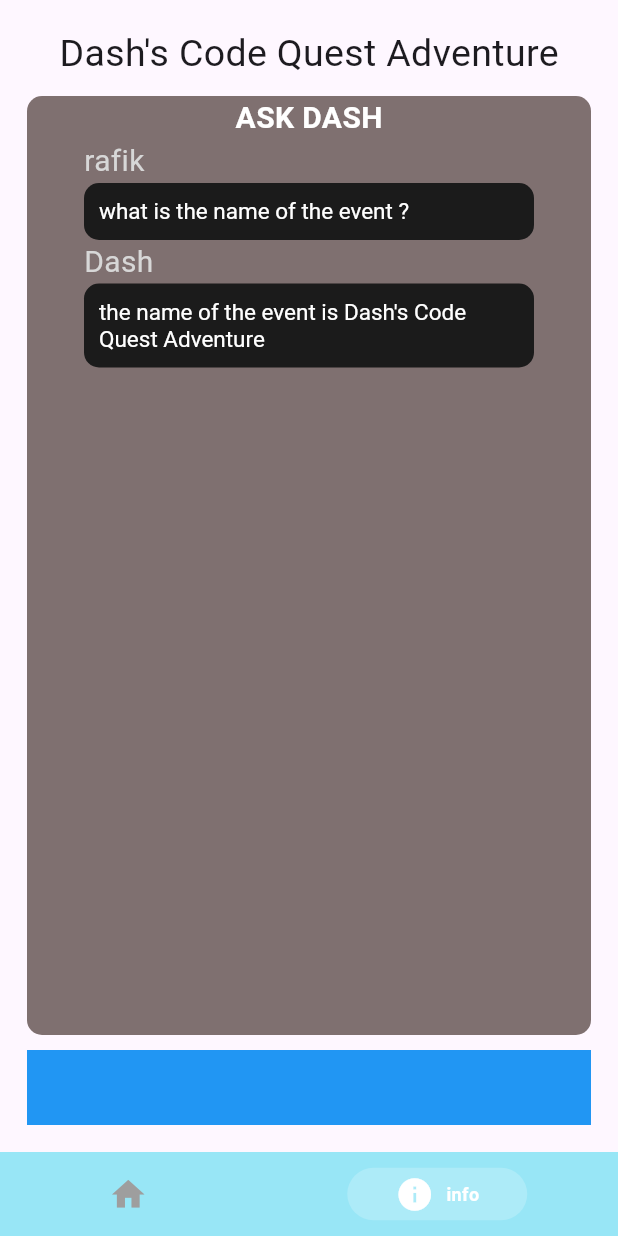
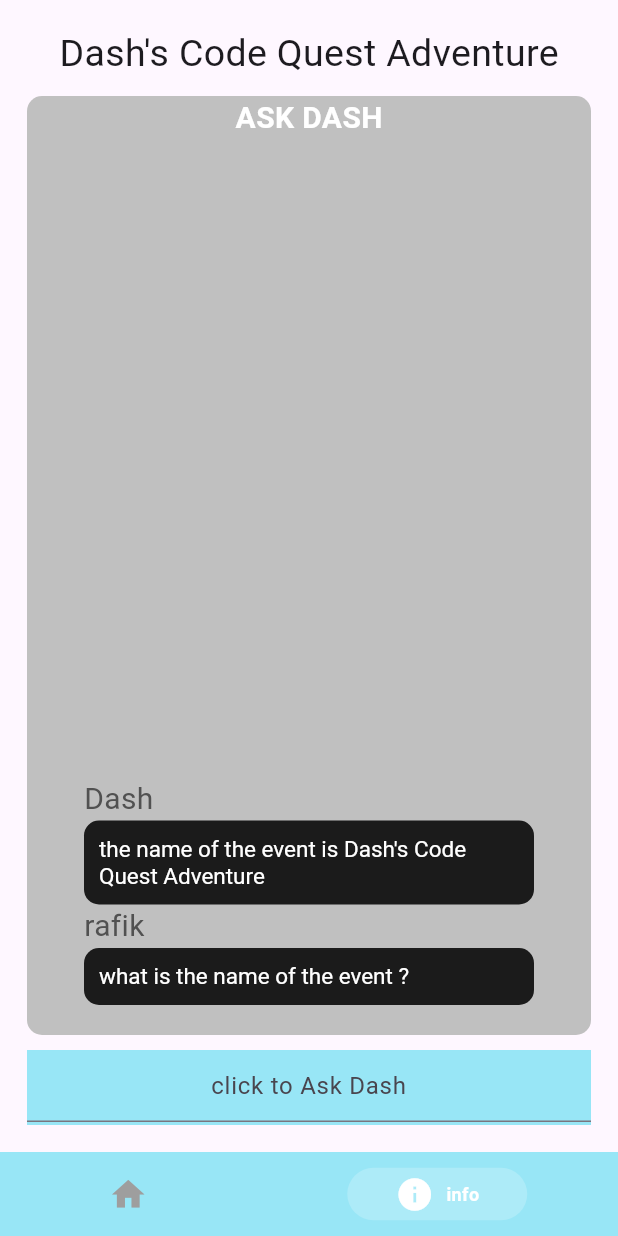
Before and after one commit to Rafik-Bendjema/dash_event, a Flutter app: the screen it shows after launch, item 2 of the bottom bar chosen, on a phone screen of 412 x 824 dp. Run offline on Flutter 3.47's test engine with Material 3 defaults, Android fonts, the phone set to English and light mode, and no system bars; drawn by our look-alikes of animated_text_kit, persistent_bottom_nav_bar; our stand-ins replace firebase_core; accounts and stored records are empty.

Commit message:
ask dash

```diff
--- /dev/null
+++ b/lib/Feutures/event/data/Json/Questions.JSON
@@ -0,0 +1,24 @@
+{
+    "Questions" : [
+        {
+            "question" : "who is dash" ,
+            "answer" : "dash is the mascot of flutter"
+        },
+        {
+            "question" : "what is the name of the event " ,
+            "answer" : "the name of the event is Dash's Code Quest Adventure"
+        },
+        {
+            "question" : "where this event going to be" ,
+            "answer" : "in flutter world behind ESI"
+        },
+        {
+            "question" : "when" ,
+            "answer" : "we will annoonce it very soon"
+        },
+        {
+            "question" : "can i join ?" ,
+            "answer" : "if we ever said no ... kill us"
+        }
+    ]
+}
--- a/lib/Feutures/event/presentation/pages/EventInfo.dart
+++ b/lib/Feutures/event/presentation/pages/EventInfo.dart
@@ -1,3 +1,4 @@
+import 'package:dash_event/Feutures/event/presentation/pages/EvnetPage.dart';
 import 'package:dash_event/Feutures/event/presentation/widgets/Chatbox.dart';
 import 'package:flutter/material.dart';
 
@@ -9,6 +10,8 @@ class EventInfo extends StatefulWidget {
 }
 
 class _EventInfoState extends State<EventInfo> {
+  // bool isFocus = false;
+  double _containerheigh = 0;
   @override
   Widget build(BuildContext context) {
     return Scaffold(
@@ -16,24 +19,33 @@ class _EventInfoState extends State<EventInfo> {
       child: Padding(
         padding: const EdgeInsets.all(18.0),
         child: Column(children: [
-          Text(
+          const Text(
             "Dash's Code Quest Adventure",
             style: TextStyle(fontSize: 25),
           ),
-          SizedBox(
+          const SizedBox(
             height: 10,
           ),
           Expanded(
             child: Container(
               width: double.maxFinite,
+              decoration: const BoxDecoration(
+                  color: Color.fromARGB(255, 192, 192, 192),
+                  borderRadius: BorderRadius.all(Radius.circular(10))),
               child: Column(children: [
-              Text(
+                const Text(
                   "ASK DASH",
                   style: TextStyle(
                       color: Colors.white,
                       fontSize: 20,
                       fontWeight: FontWeight.bold),
                 ),
+                Expanded(
+                  child: Padding(
+                    padding: EdgeInsets.symmetric(vertical: 20),
+                    child: ListView(
+                      reverse: true,
+                      children: [
                         ChatBox(
                           sender: "rafik",
                           content: "what is the name of the event ?",
@@ -43,18 +55,58 @@ class _EventInfoState extends State<EventInfo> {
                             content:
                                 "the name of the event is Dash's Code Quest Adventure",
                             sender: "Dash",
-                  isDash: true)
+                            isDash: true),
+                      ],
+                    ),
+                  ),
+                ),
+                AnimatedContainer(
+                  duration: const Duration(milliseconds: 200),
+                  height: _containerheigh,
+                  width: 360,
+                  color: Color.fromARGB(255, 152, 230, 246),
+                  child: Padding(
+                    padding: const EdgeInsets.all(20.0),
+                    child: ListView(
+                      children: [
+                        for (int i = 0; i < 5; i++)
+                          Container(
+                              margin: EdgeInsets.symmetric(vertical: 5),
+                              padding: EdgeInsets.all(10),
+                              decoration: BoxDecoration(
+                                  color: Colors.white,
+                                  borderRadius:
+                                      BorderRadius.all(Radius.circular(10))),
+                              child: Center(child: Text("who is dash ?"))),
+                      ],
+                    ),
+                  ),
+                ),
               ]),
-            decoration: BoxDecoration(
-                color: Color.fromARGB(255, 127, 112, 112),
-                borderRadius: BorderRadius.all(Radius.circular(10))),
-          )),
-          SizedBox(
+            ),
+          ),
+          const SizedBox(
             height: 10,
           ),
           Container(
+            decoration: BoxDecoration(
+              color: Color.fromARGB(255, 152, 230, 246),
+            ),
             height: 50,
-            color: Colors.blue,
+            child: TextField(
+              textAlign: TextAlign.center,
+              decoration: InputDecoration(hintText: "click to Ask Dash"),
+              readOnly: true,
+              onTap: () {
+                setState(() {
+                  if (_containerheigh == 300) {
+                    _containerheigh = 0;
+                  } else {
+                    _containerheigh = 300;
+                  }
+                });
+              },
+            ),
           )
         ]),
       ),
--- a/lib/Feutures/event/presentation/widgets/Chatbox.dart
+++ b/lib/Feutures/event/presentation/widgets/Chatbox.dart
@@ -25,8 +25,8 @@ class _ChatBoxState extends State<ChatBox> {
           alignment: Alignment.centerLeft,
           child: Text(
             widget.sender,
-            style: TextStyle(
-                color: Color.fromARGB(255, 215, 215, 215), fontSize: 20),
+            style:
+                TextStyle(color: Color.fromARGB(255, 81, 81, 81), fontSize: 20),
           ),
         ),
       ),
```
Also changed, not shown: lib/Feutures/event/domain/entities/EventQuestion.dart (added, +9 -0 lines), lib/Feutures/event/presentation/pages/EvnetPage.dart (+53 -13 lines), lib/Feutures/event/presentation/widgets/NotificationField.dart (+7 -1 lines). Lines whose indentation alone changed are shown as unchanged.
